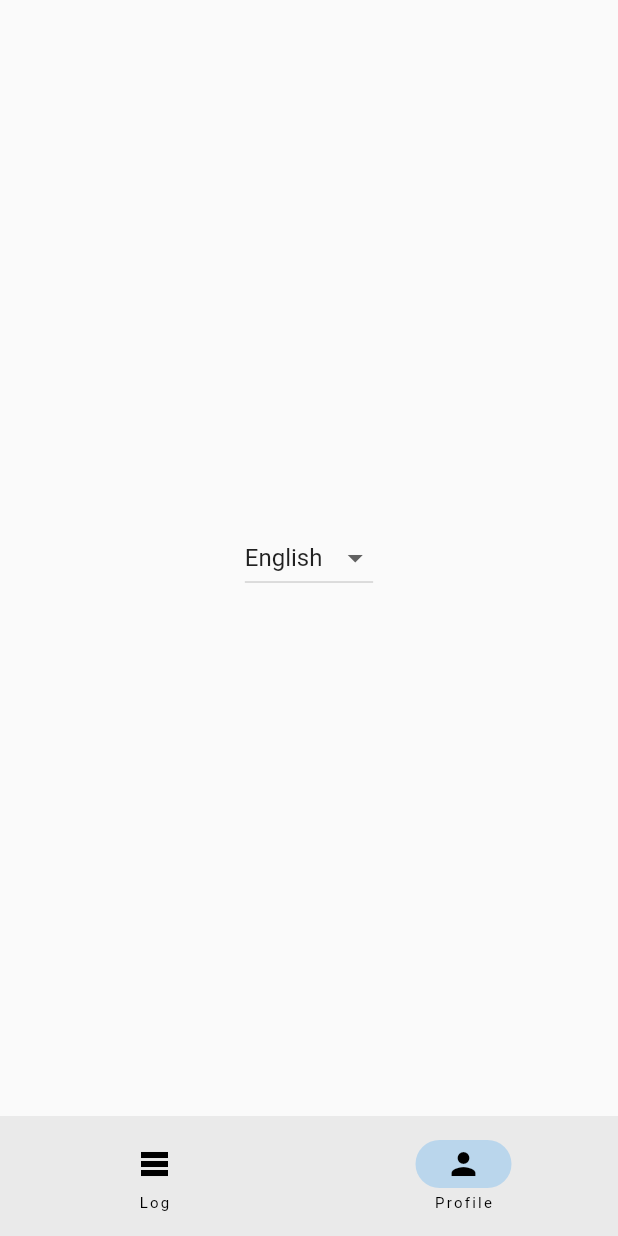
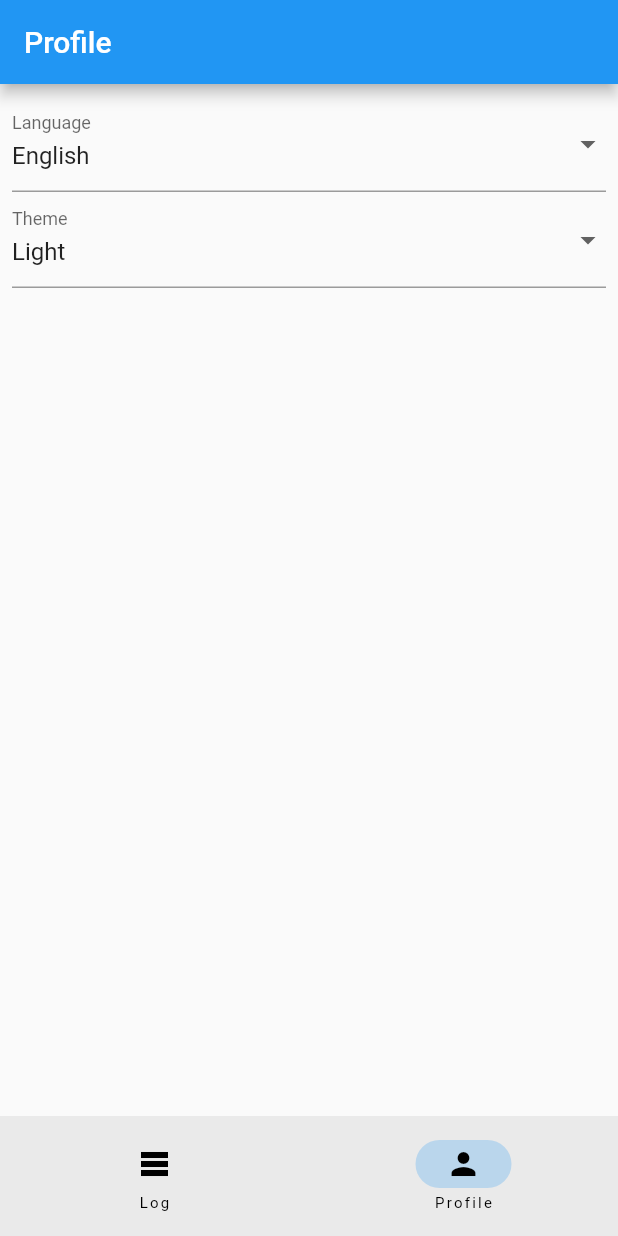
Before and after one commit to Bachar-official/flutter_qso, a Flutter app: the screen it shows after launch, item 2 of the bottom bar chosen, on a phone screen of 412 x 824 dp. Run offline on Flutter 3.47's test engine with Material 2 defaults, Android fonts, the phone set to English and light mode, and no system bars; our stand-ins replace flutter_riverpod, hive, hive_flutter; accounts and stored records are empty; generated files the repository leaves out were written again.

Commit message:
Changing themes

```diff
--- a/lib/app/app.dart
+++ b/lib/app/app.dart
@@ -5,6 +5,8 @@ import 'package:flutter_gen/gen_l10n/app_localizations.dart';
 import 'package:flutter_qso/feature/profile/profile_state.dart';
 import 'package:flutter_qso/feature/profile/profile_state_holder.dart';
 import 'package:flutter_riverpod/flutter_riverpod.dart';
+
+import '../data/constants/themes.dart';
 
 final profileProvider = StateNotifierProvider<ProfileStateHolder, ProfileState>((ref) => di.profileStateHolder);
 
@@ -20,6 +22,7 @@ class App extends ConsumerWidget {
       supportedLocales: AppLocalizations.supportedLocales,
       onGenerateRoute: AppRouter.generateRoute,
       locale: Locale(state.locale),
+      theme: themes[state.theme],
     );
   }
 }
--- /dev/null
+++ b/lib/data/constants/themes.dart
@@ -0,0 +1,11 @@
+import 'package:flutter/material.dart';
+
+class Themes {
+  static ThemeData lightTheme = ThemeData.light();
+  static ThemeData darkTheme = ThemeData.dark();
+}
+
+Map<String, ThemeData> themes = {
+  'Light': Themes.lightTheme,
+  'Dark': Themes.darkTheme,
+};
--- a/lib/data/repository/settings_repository.dart
+++ b/lib/data/repository/settings_repository.dart
@@ -9,16 +9,21 @@ class SettingsRepository {
 
   static const _callsign = 'callsign';
   static const _locale = 'locale';
+  static const _theme = 'theme';
 
   String get callsign => _settingsBox.get(_callsign, defaultValue: '') ?? '';
   String get locale => _settingsBox.get(_locale, defaultValue: 'en') ?? 'en';
+  String get theme => _settingsBox.get(_theme, defaultValue: 'Light') ?? 'Light';
 
-  void storeData({String? callsign, String? locale}) async {
+  void storeData({String? callsign, String? locale, String? theme}) async {
     if (callsign != null) {
       await _settingsBox.put(_callsign, callsign);
     }
     if (locale != null) {
       await _settingsBox.put(_locale, locale);
     }
+    if (theme != null) {
+      await _settingsBox.put(_theme, _theme);
+    }
   }
 }
--- a/lib/feature/home/home_screen.dart
+++ b/lib/feature/home/home_screen.dart
@@ -27,7 +27,7 @@ class HomeScreen extends ConsumerWidget {
         onDestinationSelected: manager.setPageNumber,
         selectedIndex: state.pageNumber,
         destinations: [
-          const NavigationDestination(icon: Icon(Icons.table_rows), label: 'Log'),
+          NavigationDestination(icon: const Icon(Icons.table_rows), label: AppLocalizations.of(context).log),
           NavigationDestination(icon: const Icon(Icons.person), label: AppLocalizations.of(context).profile),
         ],
       ),
--- a/lib/feature/profile/profile_manager.dart
+++ b/lib/feature/profile/profile_manager.dart
@@ -10,6 +10,7 @@ class ProfileManager {
   void init() {
     holder.setCallsign(settingsRepository.callsign);
     holder.setLocale(settingsRepository.locale);
+    holder.setTheme(settingsRepository.theme);
   }
 
   void setCallsign(String callsign) {
@@ -23,4 +24,8 @@ class ProfileManager {
       settingsRepository.storeData(locale: locale);
     }
   }
+
+  void setTheme(String? theme) {
+    holder.setTheme(theme);
+  }
 }
--- a/lib/feature/profile/profile_screen.dart
+++ b/lib/feature/profile/profile_screen.dart
@@ -3,8 +3,10 @@ import 'package:flutter_qso/data/constants/locales.dart';
 import 'package:flutter_qso/feature/profile/profile_state.dart';
 import 'package:flutter_qso/feature/profile/profile_state_holder.dart';
 import 'package:flutter_riverpod/flutter_riverpod.dart';
+import 'package:flutter_gen/gen_l10n/app_localizations.dart';
 
 import '../../app/di.dart';
+import '../../data/constants/themes.dart';
 
 final profileProvider = StateNotifierProvider<ProfileStateHolder, ProfileState>(
     (ref) => di.profileStateHolder);
@@ -18,8 +20,17 @@ class ProfileScreen extends ConsumerWidget {
     final manager = di.profileManager;
 
     return Scaffold(
+      appBar: AppBar(
+        title: Text(AppLocalizations.of(context).profile),
+      ),
       body: Center(
-        child: DropdownButton<String>(
+        child: Padding(
+          padding: const EdgeInsets.all(8.0),
+          child: Column(
+            children: [
+              DropdownButtonFormField<String>(
+                decoration: InputDecoration(
+                    labelText: AppLocalizations.of(context).language),
                 value: state.locale,
                 items: locales
                     .map(
@@ -35,6 +46,22 @@ class ProfileScreen extends ConsumerWidget {
                     .toList(),
                 onChanged: manager.setLocale,
               ),
+              DropdownButtonFormField<String>(
+                  decoration: InputDecoration(
+                      labelText: AppLocalizations.of(context).theme),
+                  value: state.theme,
+                  items: themes.keys
+                      .map(
+                        (key) => DropdownMenuItem<String>(
+                          value: key,
+                          child: Text(key),
+                        ),
+                      )
+                      .toList(),
+                  onChanged: manager.setTheme),
+            ],
+          ),
+        ),
       ),
     );
   }
--- a/lib/feature/profile/profile_state.dart
+++ b/lib/feature/profile/profile_state.dart
@@ -4,13 +4,19 @@ import 'package:flutter/material.dart';
 class ProfileState {
   final String callsign;
   final String locale;
+  final String theme;
 
-  const ProfileState({required this.callsign, required this.locale});
+  const ProfileState(
+      {required this.callsign, required this.locale, required this.theme});
 
   const ProfileState.initial()
       : callsign = '',
-        locale = 'en';
+        locale = 'en',
+        theme = 'Light';
 
-  ProfileState copyWith({String? callsign, String? locale}) => ProfileState(
-      callsign: callsign ?? this.callsign, locale: locale ?? this.locale);
+  ProfileState copyWith({String? callsign, String? locale, String? theme}) =>
+      ProfileState(
+          callsign: callsign ?? this.callsign,
+          locale: locale ?? this.locale,
+          theme: theme ?? this.theme);
 }
--- a/lib/feature/profile/profile_state_holder.dart
+++ b/lib/feature/profile/profile_state_holder.dart
@@ -13,4 +13,8 @@ class ProfileStateHolder extends StateNotifier<ProfileState> {
   void setLocale(String locale) {
     state = state.copyWith(locale: locale);
   }
+
+  void setTheme(String? theme) {
+    state = state.copyWith(theme: theme);
+  }
 }
--- a/lib/l10n/app_en.arb
+++ b/lib/l10n/app_en.arb
@@ -1,3 +1,8 @@
 {
-  "profile": "Profile"
+  "profile": "Profile",
+  "log": "Log",
+  "language": "Language",
+  "dark": "Dark",
+  "light": "Light",
+  "theme": "Theme"
 }
--- a/lib/l10n/app_ru.arb
+++ b/lib/l10n/app_ru.arb
@@ -1,3 +1,8 @@
 {
-  "profile": "Профиль"
+  "profile": "Профиль",
+  "log": "Журнал",
+  "language": "Язык",
+  "dark": "Тёмная",
+  "light": "Светлая",
+  "theme": "Тема"
 }
```
Lines whose indentation alone changed are shown as unchanged.
